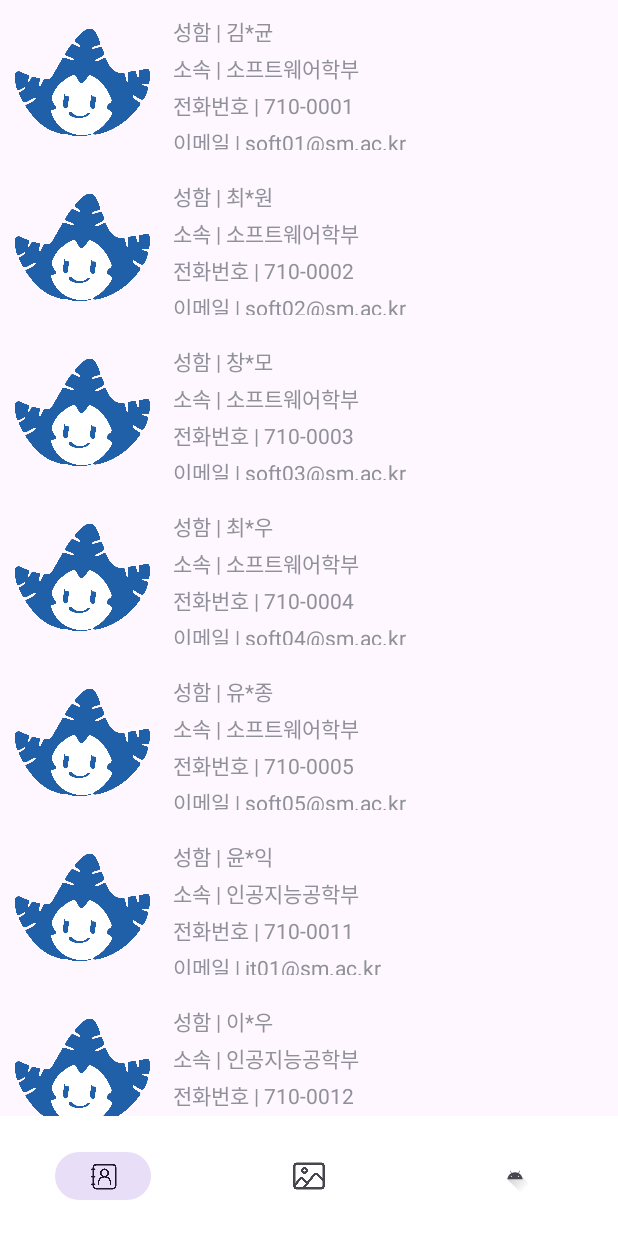
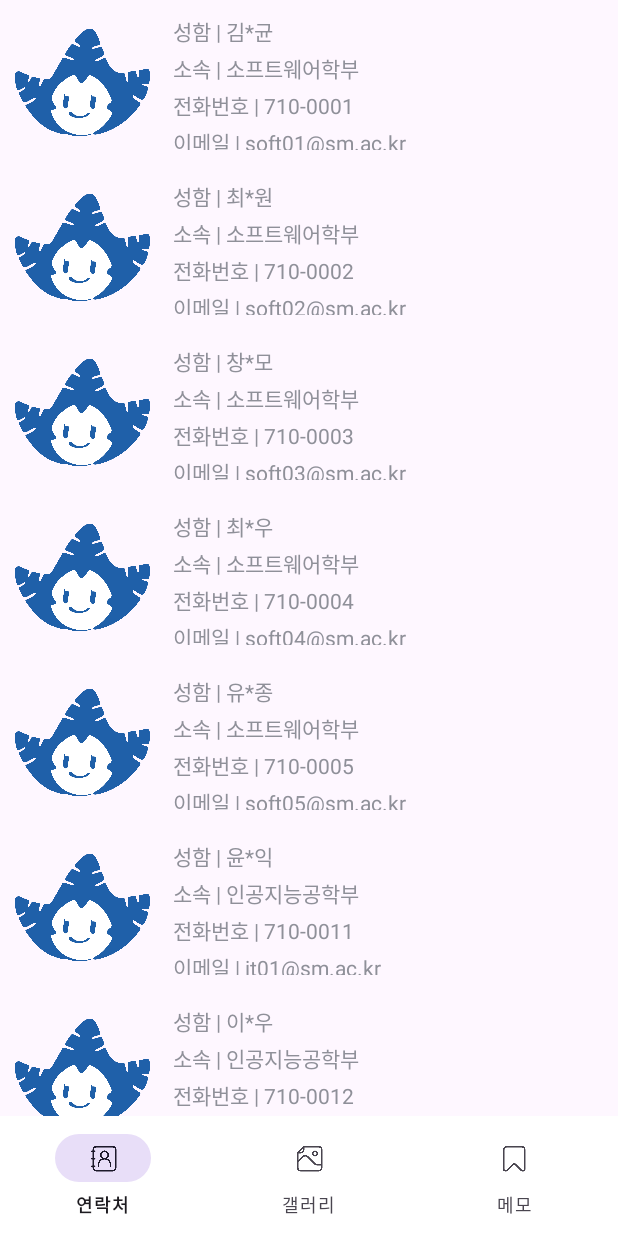
Before and after one commit to choubung/madcamp01, an Android app: the screen it shows after launch (MainActivity), on a phone screen of 412 x 824 dp. Run offline under Robolectric (Android 15) with nearby library versions, the phone set to English and light mode, and no system bars.

Commit message:
하단탭 아이콘 다듬기

```diff
--- a/app/src/main/res/layout/activity_main.xml
+++ b/app/src/main/res/layout/activity_main.xml
@@ -23,11 +23,10 @@
         android:layout_width="match_parent"
         android:layout_height="wrap_content"
         app:itemBackground="@android:color/white"
-        app:labelVisibilityMode="unlabeled"
         app:layout_constraintBottom_toBottomOf="parent"
         app:layout_constraintEnd_toEndOf="parent"
         app:layout_constraintStart_toStartOf="parent"
-        app:menu="@menu/bottom_menu"/>
+        app:menu="@menu/bottom_menu" />
 
 
 </androidx.constraintlayout.widget.ConstraintLayout>
--- a/app/src/main/res/menu/bottom_menu.xml
+++ b/app/src/main/res/menu/bottom_menu.xml
@@ -8,13 +8,13 @@
 
     <item
         android:id="@+id/picture"
-        android:icon="@drawable/icon_photo"
-        android:title="사진"
+        android:icon="@drawable/icon_image_file"
+        android:title="갤러리"
         android:enabled="true"/>
 
     <item
         android:id="@+id/free"
-        android:icon="@drawable/ic_launcher_foreground"
-        android:title="자유"
+        android:icon="@drawable/icon_bookmarks"
+        android:title="메모"
         android:enabled="true"/>
 </menu>
```
Also changed, not shown: app/src/main/res/drawable/icon_bookmarks.png (added), app/src/main/res/drawable/icon_image_file.png (added).
